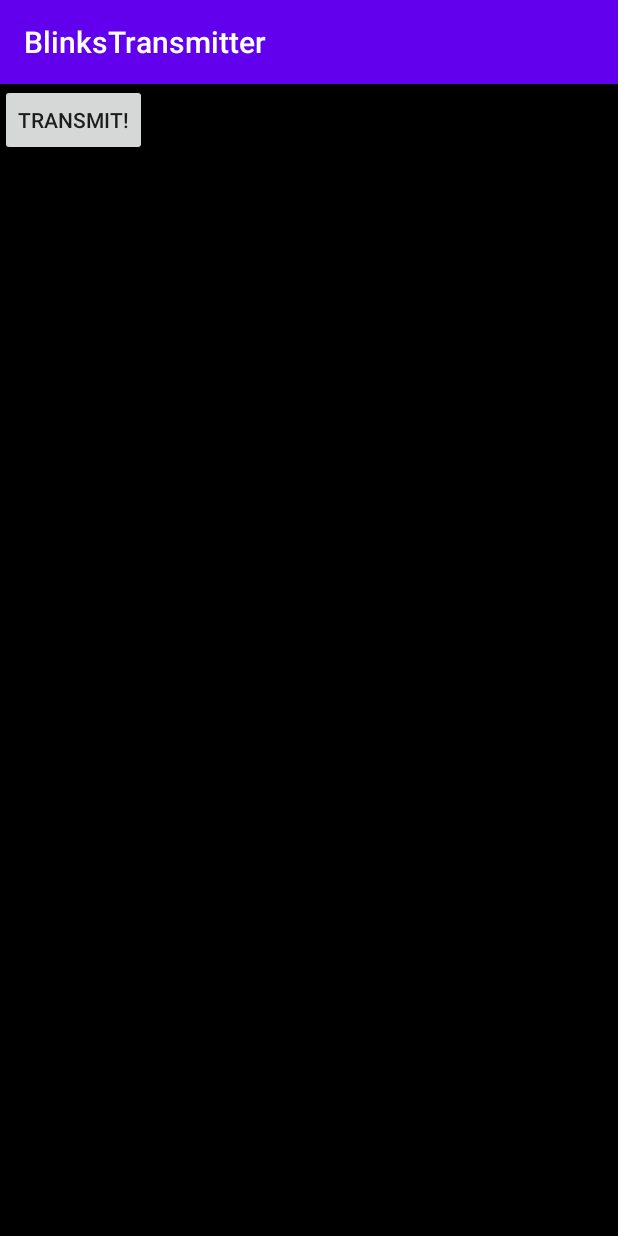
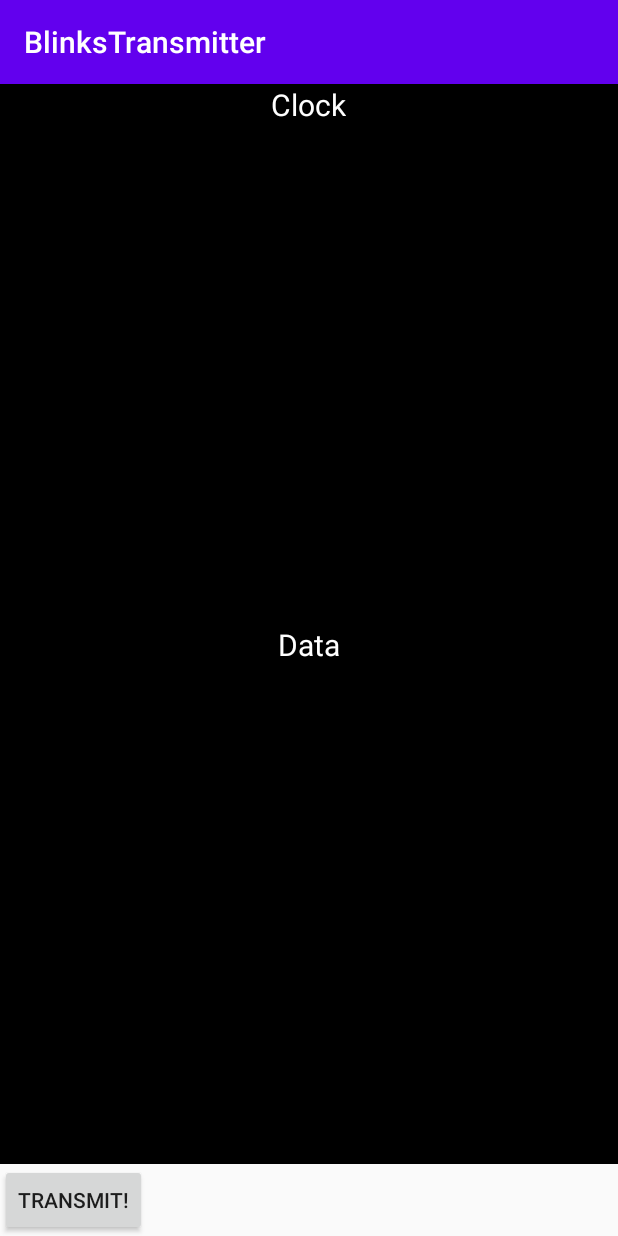
Before and after one commit to AmitEdv/BlinksTransmitter, an Android app: the screen it shows after launch (MainActivity), on a phone screen of 412 x 824 dp. Run offline under Robolectric (Android 15) with nearby library versions, the phone set to English and light mode, and no system bars.

Commit message:
separate into clock and data layouts

```diff
--- a/app/src/main/java/com/example/blinkstransmitter/MainActivity.java
+++ b/app/src/main/java/com/example/blinkstransmitter/MainActivity.java
@@ -8,6 +8,7 @@ import android.util.Log;
 import android.view.View;
 import android.widget.Button;
 import android.widget.LinearLayout;
+import android.widget.RelativeLayout;
 
 import java.util.Timer;
 import java.util.TimerTask;
@@ -19,9 +20,10 @@ public class MainActivity extends AppCompatActivity {
     private static final int DELAY_BETWEEN_BITS_DURATION_millies = 500; //0.5 sec
     private static final int BIT_TRANSFER_DURATION_millies = 500; //0.5 sec
     private static final int BIT_TRANSFER_FULL_DUTY_CYCLE_DURATION_millies = BIT_TRANSFER_DURATION_millies + DELAY_BETWEEN_BITS_DURATION_millies;
-    private static final String SEQUENCE_TO_TRANSMIT = "1111";
+    private static final String SEQUENCE_TO_TRANSMIT = "1010";
 
-    private LinearLayout mRightBlinkLinearLayout;
+    private RelativeLayout mClockLayout;
+    private RelativeLayout mDataLayout;
     private Button mStartTransmitButton;
     private Timer mTimer;
     String mSequenceToTransmitQueueMSB = "";
@@ -30,7 +32,8 @@ public class MainActivity extends AppCompatActivity {
     protected void onCreate(Bundle savedInstanceState) {
         super.onCreate(savedInstanceState);
         setContentView(R.layout.activity_main);
-        mRightBlinkLinearLayout = findViewById(R.id.right_blink_ll);
+        mClockLayout = findViewById(R.id.clock_layout);
+        mDataLayout = findViewById(R.id.data_layout);
         mStartTransmitButton = findViewById(R.id.start_transmit_btn);
     }
 
@@ -98,8 +101,10 @@ public class MainActivity extends AppCompatActivity {
                     @Override
                     public void run() {
                         if (isDataBitOn) {
-                            mRightBlinkLinearLayout.setBackgroundColor(Color.WHITE);
+                            mDataLayout.setBackgroundColor(Color.WHITE);
                         }
+
+                        mClockLayout.setBackgroundColor(Color.WHITE);
                     }
                 }
         );
@@ -112,7 +117,8 @@ public class MainActivity extends AppCompatActivity {
                 new Runnable() {
                     @Override
                     public void run() {
-                        mRightBlinkLinearLayout.setBackgroundColor(Color.BLACK);
+                        mDataLayout.setBackgroundColor(Color.BLACK);
+                        mClockLayout.setBackgroundColor(Color.BLACK);
                     }
                 }
         );
--- a/app/src/main/res/layout/activity_main.xml
+++ b/app/src/main/res/layout/activity_main.xml
@@ -7,11 +7,48 @@
     tools:context=".MainActivity">
 
     <LinearLayout
-        android:id="@+id/right_blink_ll"
+        android:id="@+id/main_layout"
         android:layout_width="match_parent"
         android:layout_height="match_parent"
-        android:background="@android:color/black"
+        android:orientation="vertical"
         >
+
+        <RelativeLayout
+            android:id="@+id/clock_layout"
+            android:layout_width="match_parent"
+            android:layout_height="0dp"
+            android:layout_weight="0.5"
+            android:background="@android:color/black"
+            >
+
+            <TextView
+                android:layout_height="wrap_content"
+                android:layout_width="wrap_content"
+                android:text="@string/clock_title"
+                android:textColor="@android:color/white"
+                android:layout_centerHorizontal="true"
+                android:textSize="20sp"
+                />
+
+        </RelativeLayout>
+
+        <RelativeLayout
+            android:id="@+id/data_layout"
+            android:layout_width="match_parent"
+            android:layout_height="0dp"
+            android:layout_weight="0.5"
+            android:background="@android:color/black"
+            >
+
+        <TextView
+            android:layout_height="wrap_content"
+            android:layout_width="wrap_content"
+            android:text="@string/data_title"
+            android:textColor="@android:color/white"
+            android:layout_centerHorizontal="true"
+            android:textSize="20sp"
+            />
+        </RelativeLayout>
 
         <Button
         android:id="@+id/start_transmit_btn"
@@ -21,15 +58,8 @@
         android:onClick="onClick_transmit"
         />
 
-        <TextView
-            android:layout_width="wrap_content"
-            android:layout_height="wrap_content"
-            android:text="Hello World!"
-            app:layout_constraintBottom_toBottomOf="parent"
-            app:layout_constraintLeft_toLeftOf="parent"
-            app:layout_constraintRight_toRightOf="parent"
-            app:layout_constraintTop_toTopOf="parent"
-            />
+    </LinearLayout>
 
-    </LinearLayout>
+
+
 </androidx.constraintlayout.widget.ConstraintLayout>
--- a/app/src/main/res/values/strings.xml
+++ b/app/src/main/res/values/strings.xml
@@ -1,4 +1,6 @@
 <resources>
     <string name="app_name">BlinksTransmitter</string>
     <string name="stage1_btn">Transmit!</string>
+    <string name="clock_title">Clock</string>
+    <string name="data_title">Data</string>
 </resources>
```
